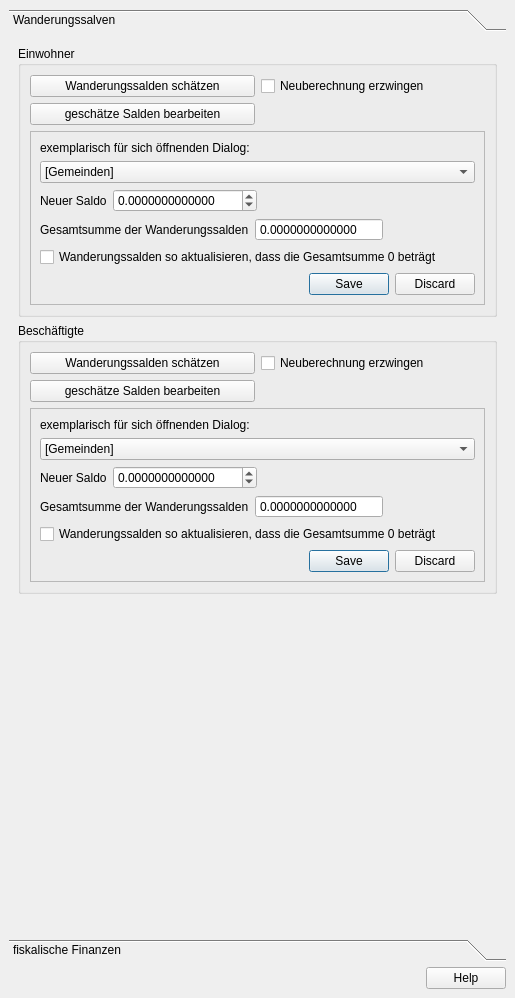
This is projektcheck/ProjektCheck_dockwidget_analysis_07-KSt.ui in projektcheck/ProjektCheck-QGIS as Qt 5 draws it before an edit. The edited form follows.
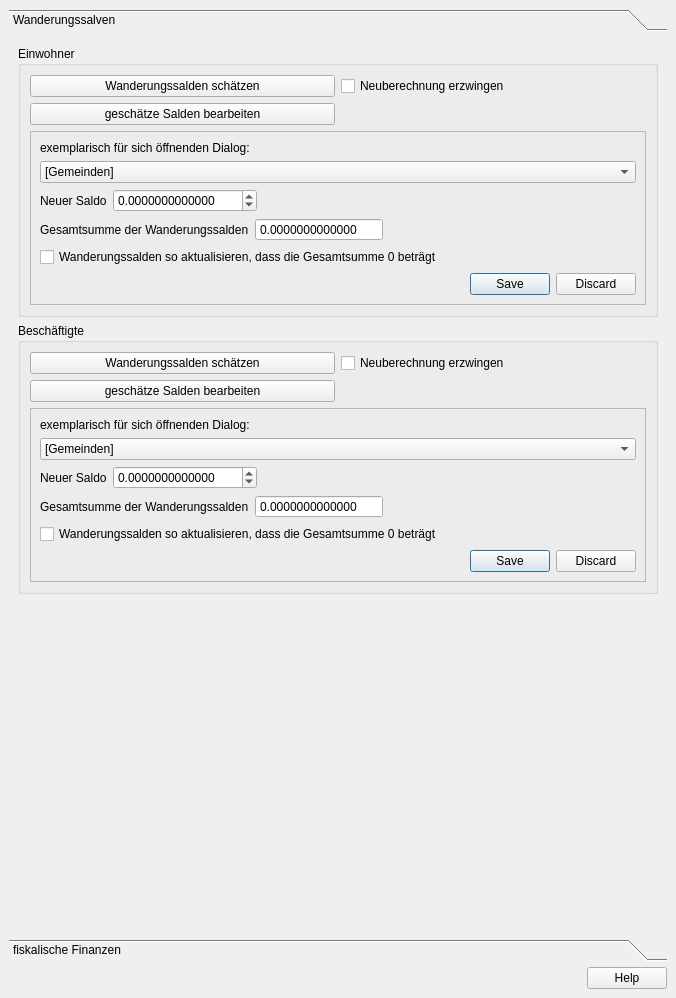
This is the edited form. The open tabs and pages were chosen to show the change.

Patch:
```diff
--- a/projektcheck/ProjektCheck_dockwidget_analysis_07-KSt.ui
+++ b/projektcheck/ProjektCheck_dockwidget_analysis_07-KSt.ui
@@ -6,7 +6,7 @@
    <rect>
     <x>0</x>
     <y>0</y>
-    <width>515</width>
+    <width>676</width>
     <height>998</height>
    </rect>
   </property>
@@ -28,8 +28,8 @@
         <rect>
          <x>0</x>
          <y>0</y>
-         <width>445</width>
-         <height>872</height>
+         <width>658</width>
+         <height>875</height>
         </rect>
        </property>
        <attribute name="label">
```
Left out of the diff: 2 changed lines with no effect on the pictures.
